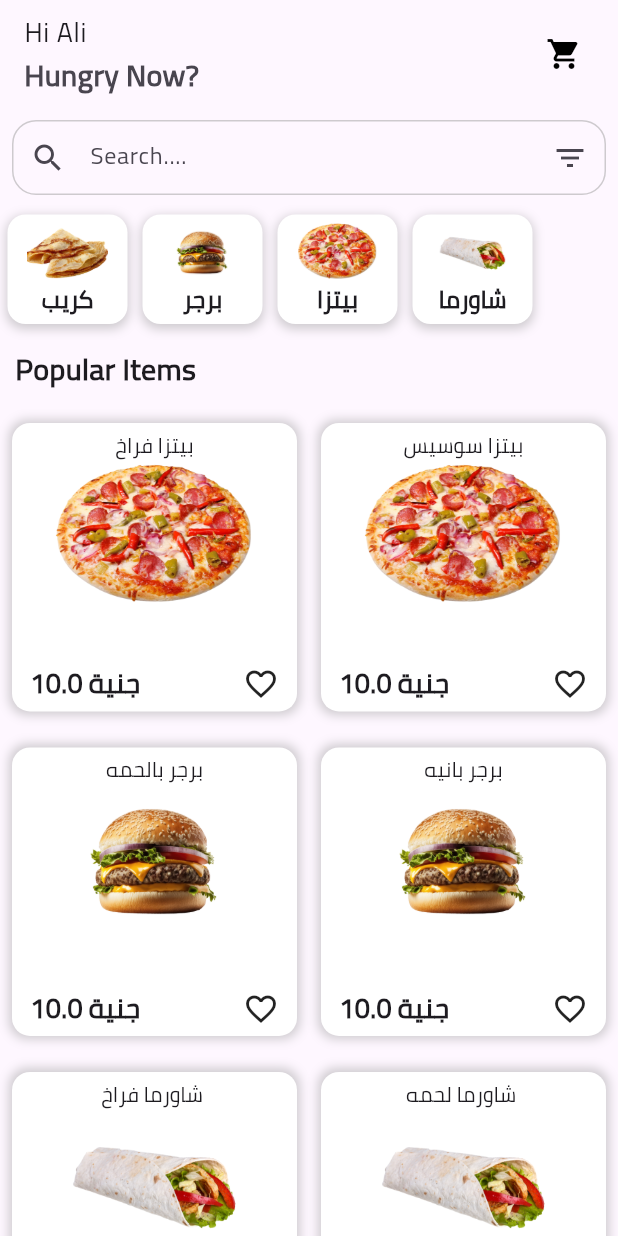
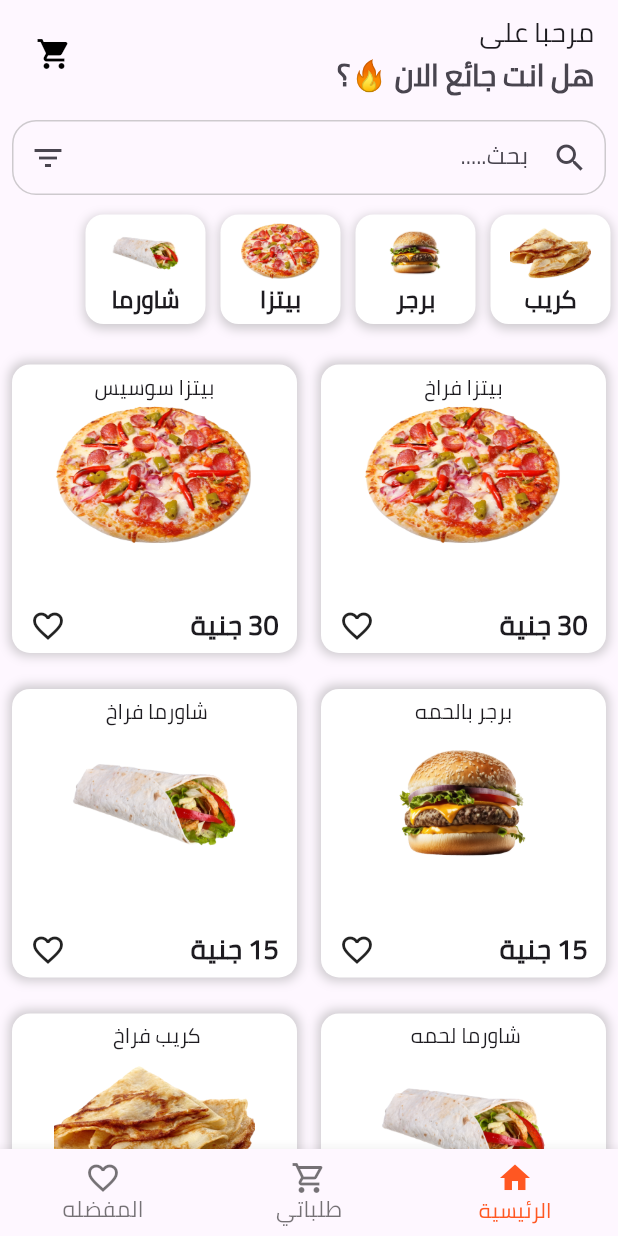
Before and after one commit to alimohamedgad/food_app, a Flutter app: the screen it shows after launch, on a phone screen of 412 x 824 dp. Run offline on Flutter 3.47's test engine with Material 2 defaults, Android fonts, the phone set to English and light mode, and no system bars; drawn by our look-alikes of flutter_animate.

Commit message:
some refactor and add bttm

```diff
--- /dev/null
+++ b/lib/btm.dart
@@ -0,0 +1,52 @@
+import 'package:flutter/material.dart';
+import 'package:food_app/pretention/view/cart/cart_view.dart';
+import 'package:food_app/pretention/view/home/home_view.dart';
+
+import 'pretention/view/Favorite/favourite_view.dart';
+
+class NavBarScreen extends StatefulWidget {
+  const NavBarScreen({super.key});
+
+  @override
+  State<NavBarScreen> createState() => _NavBarScreenState();
+}
+
+class _NavBarScreenState extends State<NavBarScreen> {
+  int currentIndex = 0;
+  List<Widget> screens = [
+    const HomeView(),
+    const CartView(),
+    const FavoriteView(),
+  ];
+  @override
+  Widget build(BuildContext context) {
+    return Scaffold(
+      body: screens[currentIndex],
+      bottomNavigationBar: BottomNavigationBar(
+        selectedItemColor: Colors.deepOrange,
+        type: BottomNavigationBarType.fixed,
+        unselectedFontSize: 15,
+        currentIndex: currentIndex,
+        onTap: (index) {
+          setState(() {
+            currentIndex = index;
+          });
+        },
+        items: const [
+          BottomNavigationBarItem(
+            icon: Icon(Icons.home),
+            label: 'الرئيسية',
+          ),
+          BottomNavigationBarItem(
+            icon: Icon(Icons.shopping_cart_outlined),
+            label: 'طلباتي',
+          ),
+          BottomNavigationBarItem(
+            icon: Icon(Icons.favorite_outline),
+            label: 'المفضله',
+          ),
+        ],
+      ),
+    );
+  }
+}
--- a/lib/core/app_color/colors.dart
+++ b/lib/core/app_color/colors.dart
@@ -1,5 +1,6 @@
 import 'package:flutter/material.dart';
 
 abstract class AppColor {
-  static const primaryColor = Color(0xff549E83);
+  // static const primaryColor = Color(0xff549E83);
+  static const primaryColor = Colors.deepOrange;
 }
--- a/lib/core/app_image/image.dart
+++ b/lib/core/app_image/image.dart
@@ -3,4 +3,5 @@ class AppImage {
   static const pizza = 'assets/images/food/realPizza.png';
   static const crepe = 'assets/images/food/realCrepe.png';
   static const shawrma = 'assets/images/food/shawrma2.png';
+  static const splashImage = 'assets/images/virtual/splashIcon.png';
 }
--- a/lib/data/model/food_details.dart
+++ b/lib/data/model/food_details.dart
@@ -1,9 +1,9 @@
 // ignore_for_file: public_member_api_docs, sort_constructors_first
 class FoodDetailsModel {
-  final double price;
+  final dynamic price;
   final String size;
   FoodDetailsModel({
-    required this.price,
+    this.price = 'لايوجد',
     required this.size,
   });
 }
--- a/lib/data/model/food.dart
+++ b/lib/data/model/food_model.dart
@@ -10,9 +10,10 @@ class FoodModel {
   final String image;
   final String category;
   final List<FoodDetailsModel>? priceAndSize;
-  final String? bigSize;
-  final dynamic mainPrice;
+  final String? size;
+  final dynamic price;
   final bool isFavorite;
+  int? quantity;
   FoodModel({
     required this.id,
     required this.userID,
@@ -20,130 +21,148 @@ class FoodModel {
     required this.image,
     required this.category,
     this.priceAndSize,
-    required this.bigSize,
-    required this.mainPrice,
+    this.size = 'صغير',
+    this.price = 0,
     required this.isFavorite,
+    this.quantity = 1,
   });
 }
 
 List<FoodModel> foodCart = [];
 List<FoodModel> foodData = [
   FoodModel(
-    bigSize: 'كبير',
+    size: 'كبير',
     id: '1',
     userID: '1',
     nameFood: 'بيتزا فراخ',
     image: AppImage.pizza,
     category: 'بيتزا',
-    priceAndSize: [FoodDetailsModel(price: 10, size: 'وسط')],
+    priceAndSize: [
+      FoodDetailsModel(price: 30, size: 'صغير'),
+      FoodDetailsModel(price: 45, size: 'وسط'),
+      FoodDetailsModel(price: 65, size: 'كبير'),
+    ],
     isFavorite: true,
-    mainPrice: 30,
+    price: 30,
   ),
   FoodModel(
     id: '2',
     userID: '1',
-    bigSize: 'كبير',
+    size: 'كبير',
     nameFood: 'بيتزا سوسيس',
     image: AppImage.pizza,
     category: 'بيتزا',
     priceAndSize: [
-      FoodDetailsModel(price: 10, size: 'صغير'),
-      FoodDetailsModel(price: 15, size: 'وسط'),
-      FoodDetailsModel(price: 20, size: 'كبير'),
+      FoodDetailsModel(price: 30, size: 'صغير'),
+      FoodDetailsModel(price: 45, size: 'وسط'),
+      FoodDetailsModel(price: 65, size: 'كبير'),
     ],
     isFavorite: true,
-    mainPrice: 30,
+    price: 30,
   ),
   FoodModel(
-    bigSize: 'كبير',
+    size: 'كبير',
     id: '3',
     userID: '1',
     nameFood: 'برجر بالحمه',
     image: AppImage.burger,
     category: 'برجر',
-    priceAndSize: [FoodDetailsModel(price: 10, size: 'وسط')],
+    priceAndSize: [
+      FoodDetailsModel(price: 15, size: 'صغير'),
+      FoodDetailsModel(price: 20, size: 'وسط'),
+      FoodDetailsModel(price: 25, size: 'كبير'),
+    ],
     isFavorite: true,
-    mainPrice: 10,
+    price: 10,
   ),
   FoodModel(
-    bigSize: 'كبير',
-    id: '4',
-    userID: '1',
-    nameFood: 'برجر بانيه',
-    image: AppImage.burger,
-    category: 'برجر',
-    priceAndSize: [FoodDetailsModel(price: 10, size: 'وسط')],
-    isFavorite: true,
-    mainPrice: 10,
-  ),
-  FoodModel(
-    bigSize: 'كبير',
+    size: 'كبير',
     id: '5',
     userID: '1',
     nameFood: 'شاورما فراخ ',
     image: AppImage.shawrma,
     category: 'شاورما',
-    priceAndSize: [FoodDetailsModel(price: 10, size: 'وسط')],
+    priceAndSize: [
+      FoodDetailsModel(price: 15, size: 'صغير'),
+      FoodDetailsModel(price: 20, size: 'وسط'),
+      FoodDetailsModel(price: 25, size: 'كبير'),
+    ],
     isFavorite: true,
-    mainPrice: 10,
+    price: 10,
   ),
   FoodModel(
-    bigSize: 'كبير',
+    size: 'كبير',
     id: '6',
     userID: '1',
     nameFood: 'شاورما لحمه ',
     image: AppImage.shawrma,
     category: 'شاورما',
-    priceAndSize: [FoodDetailsModel(price: 10, size: 'وسط')],
+    priceAndSize: [
+      FoodDetailsModel(price: 15, size: 'صغير'),
+      FoodDetailsModel(price: 20, size: 'وسط'),
+      FoodDetailsModel(price: 25, size: 'كبير'),
+    ],
     isFavorite: true,
-    mainPrice: 20,
+    price: 20,
   ),
   FoodModel(
-    bigSize: 'كبير',
+    size: 'كبير',
     id: '7',
     userID: '1',
     nameFood: 'كريب فراخ ',
     image: AppImage.crepe,
     category: 'كريب',
-    priceAndSize: [FoodDetailsModel(price: 10, size: 'وسط')],
-    mainPrice: 30,
+    priceAndSize: [
+      FoodDetailsModel(price: 15, size: 'صغير'),
+      FoodDetailsModel(price: 20, size: 'وسط'),
+      FoodDetailsModel(price: 25, size: 'كبير'),
+    ],
+    price: 30,
     isFavorite: true,
   ),
   FoodModel(
-    bigSize: 'كبير',
+    size: 'كبير',
     id: '8',
     userID: '1',
     nameFood: 'كريب لحمه ',
     image: AppImage.crepe,
     category: 'كريب',
-    priceAndSize: [FoodDetailsModel(price: 10, size: 'وسط')],
+    priceAndSize: [
+      FoodDetailsModel(price: 30, size: 'صغير'),
+      FoodDetailsModel(price: 45, size: 'وسط'),
+      FoodDetailsModel(price: 55, size: 'كبير'),
+    ],
     isFavorite: true,
-    mainPrice: 30,
+    price: 30,
   ),
   FoodModel(
-    bigSize: 'كبير',
+    size: 'كبير',
     id: '9',
     userID: '1',
     nameFood: 'كريب سجق ',
     image: AppImage.crepe,
     category: 'كريب',
-    mainPrice: 30,
-    priceAndSize: [FoodDetailsModel(price: 10, size: 'وسط')],
+    price: 30,
+    priceAndSize: [
+      FoodDetailsModel(price: 15, size: 'صغير'),
+      FoodDetailsModel(price: 20, size: 'وسط'),
+      FoodDetailsModel(price: 25, size: 'كبير'),
+    ],
     isFavorite: true,
   ),
   FoodModel(
-    bigSize: 'كبير',
+    size: 'كبير',
     id: '10',
     userID: '1',
     nameFood: 'كريب بانيه ',
     image: AppImage.crepe,
     category: 'كريب',
     priceAndSize: [
-      FoodDetailsModel(price: 10, size: 'صغير'),
-      FoodDetailsModel(price: 15, size: 'وسط'),
-      FoodDetailsModel(price: 20, size: 'كبير'),
+      FoodDetailsModel(price: 15, size: 'صغير'),
+      FoodDetailsModel(price: 20, size: 'وسط'),
+      FoodDetailsModel(price: 25, size: 'كبير'),
     ],
-    mainPrice: 30,
+    price: 30,
     isFavorite: true,
   ),
 ];
--- a/lib/main.dart
+++ b/lib/main.dart
@@ -1,6 +1,5 @@
 import 'package:flutter/material.dart';
-
-import 'pretention/view/home/home_view.dart';
+import 'pretention/view/splash/splash_view.dart';
 
 void main() {
   runApp(const MyApp());
@@ -15,7 +14,13 @@ class MyApp extends StatelessWidget {
     return MaterialApp(
       title: 'Flutter Demo',
       theme: ThemeData(useMaterial3: true, fontFamily: 'Cairo'),
-      home: const HomeView(),
+      home: const SplashView(),
+      builder: (context, child) {
+        return Directionality(
+          textDirection: TextDirection.rtl,
+          child: child!,
+        );
+      },
     );
   }
 }
--- a/lib/pretention/view/cart/widget/cart_list_view.dart
+++ b/lib/pretention/view/cart/widget/cart_list_view.dart
@@ -2,7 +2,7 @@ import 'package:flutter/material.dart';
 import 'package:flutter_animate/flutter_animate.dart';
 
 import '../../../../core/styles/app_styles.dart';
-import '../../../../data/model/food.dart';
+import '../../../../data/model/food_model.dart';
 import 'cart_item.dart';
 import 'cart_quantity.dart';
 
@@ -21,7 +21,6 @@ class CartListView extends StatelessWidget {
 
           return CartItem(
             foodItem: foodItem,
-            index: index,
           ).animate(delay: (100 * index).ms).fade().slideX(
                 duration: 300.ms,
                 begin: -1,
--- a/lib/pretention/view/home/home_view.dart
+++ b/lib/pretention/view/home/home_view.dart
@@ -1,7 +1,7 @@
 import 'package:flutter/material.dart';
 import 'package:flutter_animate/flutter_animate.dart';
 
-import '../../../data/model/food.dart';
+import '../../../data/model/food_model.dart';
 import 'widgets/home_component/app_bar_home.dart';
 import 'widgets/home_component/popular_food.dart';
 import 'widgets/home_component/search_field_filter.dart';
@@ -24,15 +24,14 @@ class HomeView extends StatelessWidget {
                   HomeAppBar(),
                   SearchFieldFilter(),
                   SmallCategory(),
-                  SizedBox(height: 10),
-                  Padding(
-                    padding: EdgeInsets.symmetric(horizontal: 10),
-                    child: Text(
-                      'Popular Items',
-                      style:
-                          TextStyle(fontSize: 20, fontWeight: FontWeight.bold),
-                    ),
-                  ),
+                  // Padding(
+                  //   padding: EdgeInsets.symmetric(horizontal: 10),
+                  //   child: Text(
+                  //     'المأكولات',
+                  //     style:
+                  //         TextStyle(fontSize: 20, fontWeight: FontWeight.bold),
+                  //   ),
+                  // ),
                   SizedBox(height: 10),
                 ],
               ),
@@ -46,7 +45,6 @@ class HomeView extends StatelessWidget {
               itemBuilder: (context, index, animation) {
                 return PopularFood(
                   foodItem: foodData[index],
-                  index: index,
                 ).animate(delay: (100 * index).ms).fade().slideX(
                       duration: 300.ms,
                       begin: -1,
--- a/lib/pretention/view/home/widgets/food_details/appbar_food_details.dart
+++ b/lib/pretention/view/home/widgets/food_details_component/appbar_food_details.dart
@@ -14,7 +14,7 @@ class AppBarFoodDetails extends StatelessWidget {
         children: [
           IconButton(
             icon: Icon(CupertinoIcons.back),
-            color: Colors.white,
+            color: Colors.black,
             onPressed: () {
               Navigator.pop(context);
             },
@@ -28,7 +28,7 @@ class AppBarFoodDetails extends StatelessWidget {
                   ));
             },
             icon: Icon(Icons.favorite_border),
-            color: Colors.white,
+            color: Colors.black,
           ),
         ],
       ),
--- a/lib/pretention/view/home/widgets/home_component/app_bar_home.dart
+++ b/lib/pretention/view/home/widgets/home_component/app_bar_home.dart
@@ -9,14 +9,14 @@ class HomeAppBar extends StatelessWidget {
       children: [
         ListTile(
           title: Text(
-            'Hi Ali',
+            'مرحبا على ',
             style: TextStyle(
               fontSize: 18,
               fontWeight: FontWeight.w300,
             ),
           ),
           subtitle: Text(
-            'Hungry Now?',
+            'هل انت جائع الان 🔥؟',
             style: TextStyle(
               fontSize: 20,
               fontWeight: FontWeight.bold,
--- a/lib/pretention/view/home/widgets/home_component/popular_food.dart
+++ b/lib/pretention/view/home/widgets/home_component/popular_food.dart
@@ -1,18 +1,24 @@
 // ignore_for_file: public_member_api_docs, sort_constructors_first
 import 'package:flutter/material.dart';
+import 'package:food_app/core/Shared/test.dart';
+import 'package:food_app/core/app_image/image.dart';
+import 'package:food_app/data/model/food_details.dart';
 
-import '../../../../../data/model/food.dart';
+import '../../../../../data/model/food_model.dart';
 import '../../food_details.dart';
 
-class PopularFood extends StatelessWidget {
+class PopularFood extends StatefulWidget {
   final FoodModel foodItem;
-  final int index;
   const PopularFood({
     Key? key,
     required this.foodItem,
-    required this.index,
   }) : super(key: key);
 
+  @override
+  State<PopularFood> createState() => _PopularFoodState();
+}
+
+class _PopularFoodState extends State<PopularFood> {
   @override
   Widget build(BuildContext context) {
     return GestureDetector(
@@ -21,7 +27,9 @@ class PopularFood extends StatelessWidget {
           context,
           MaterialPageRoute(
             builder: (context) {
-              return FoodDetails(foodItem: foodItem, index: index);
+              return FoodDetails(
+                foodItem: widget.foodItem,
+              );
             },
           ),
         );
@@ -43,9 +51,9 @@ class PopularFood extends StatelessWidget {
         ),
         child: Column(
           children: [
-            Text(foodItem.nameFood),
+            Text(widget.foodItem.nameFood),
             Image.asset(
-              foodItem.image,
+              widget.foodItem.image,
               height: 100,
             ),
             const Spacer(),
@@ -53,12 +61,14 @@ class PopularFood extends StatelessWidget {
               mainAxisAlignment: MainAxisAlignment.spaceBetween,
               children: [
                 Text(
-                  'جنية ${foodItem.priceAndSize!.map((e) => e.price).first.toString()} ',
+                  '${widget.foodItem.priceAndSize!.map((e) => e.price).first.toString()} جنية ',
                   style: const TextStyle(
                       fontSize: 18, fontWeight: FontWeight.bold),
                 ),
                 const SizedBox(width: 5),
-                const Icon(Icons.favorite_outline_sharp)
+                GestureDetector(
+                    onTap: () {},
+                    child: const Icon(Icons.favorite_outline_sharp))
               ],
             ),
           ],
--- a/lib/pretention/view/home/widgets/home_component/search_field_filter.dart
+++ b/lib/pretention/view/home/widgets/home_component/search_field_filter.dart
@@ -10,7 +10,7 @@ class SearchFieldFilter extends StatelessWidget {
       height: 50,
       child: TextFormField(
         decoration: InputDecoration(
-          hintText: 'Search....',
+          hintText: 'بحث.....',
           suffixIcon: const Icon(Icons.filter_list),
           prefixIcon: const Icon(Icons.search),
           enabledBorder: outlineBorder(),
```
Also changed, not shown: lib/pretention/view/cart/widget/cart_item.dart (+68 -9 lines), lib/pretention/view/cart/widget/cart_quantity.dart (+37 -8 lines), lib/pretention/view/favorite/favourite_view.dart (added, +17 -0 lines), lib/pretention/view/home/widgets/food_details/add_to_cart.dart (deleted, +0 -28 lines), lib/pretention/view/home/widgets/food_details/food_details_item.dart (deleted, +0 -198 lines), lib/pretention/view/home/widgets/food_details/size_with_price.dart (deleted, +0 -105 lines), lib/pretention/view/home/widgets/food_details_component/food_ingredients.dart (renamed from lib/pretention/view/home/widgets/food_details/food_ingredients.dart, +6 -1 lines), lib/pretention/view/splash/splash_view.dart (+25 -2 lines).
